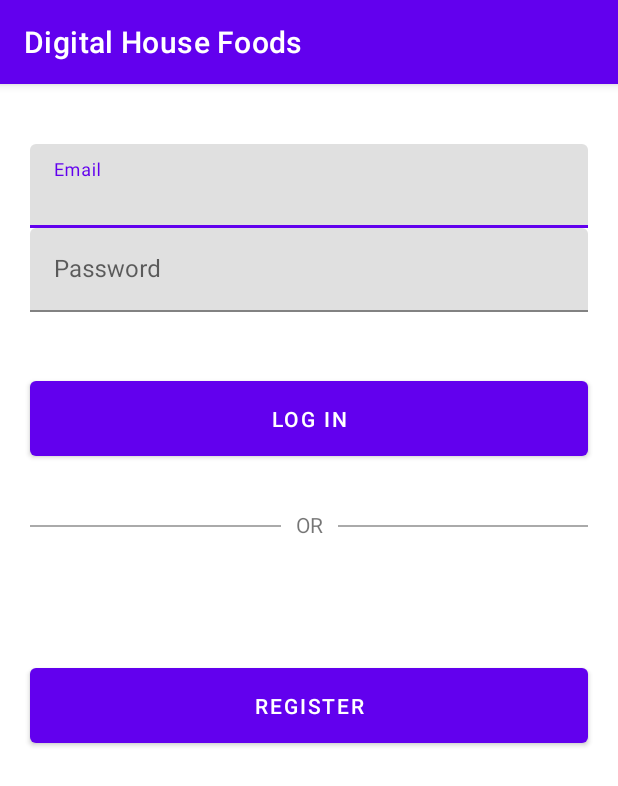
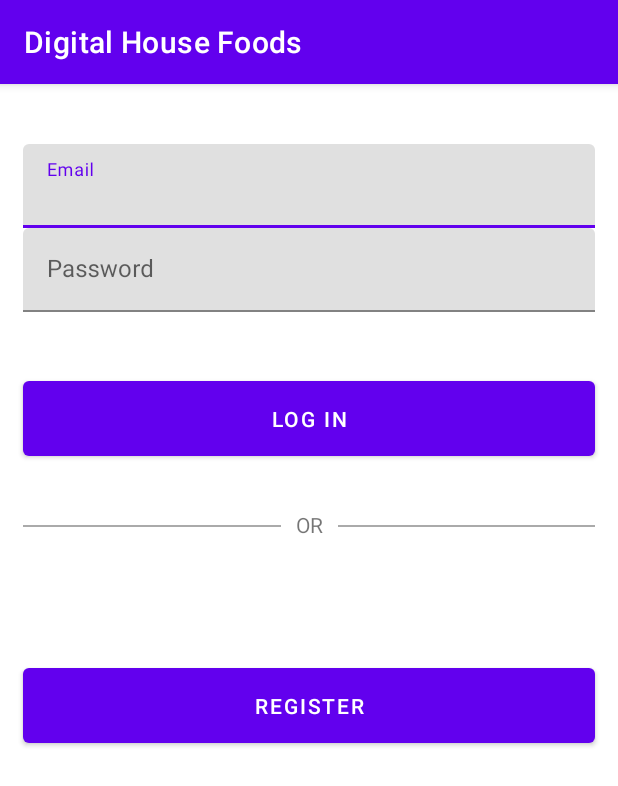
Before and after one commit to diaslais/dh-desafio-android, an Android app: the screen it shows after launch (MainActivity), on a phone screen of 412 x 824 dp. Shown: the top 786 px of the screen. Run offline under Robolectric (Android 15) with nearby library versions, the phone set to English and light mode, and no system bars.

Commit message:
ajeitando espacamento

```diff
--- a/app/src/main/res/layout/activity_main.xml
+++ b/app/src/main/res/layout/activity_main.xml
@@ -25,7 +25,7 @@
         android:layout_width="match_parent"
         android:layout_height="wrap_content"
         android:hint="@string/label_email"
-        android:paddingHorizontal="20dp">
+        android:paddingHorizontal="15dp">
         <com.google.android.material.textfield.TextInputEditText
             android:id="@+id/loginTxtEdtEmail"
             android:layout_width="match_parent"
@@ -38,7 +38,7 @@
         android:layout_width="match_parent"
         android:layout_height="wrap_content"
         android:hint="@string/label_password"
-        android:paddingHorizontal="20dp">
+        android:paddingHorizontal="15dp">
         <com.google.android.material.textfield.TextInputEditText
             android:id="@+id/loginTxtEdtPassword"
             android:layout_width="match_parent"
@@ -51,7 +51,7 @@
         android:layout_width="match_parent"
         android:layout_height="wrap_content"
         android:text="@string/btn_log_in"
-        android:layout_marginHorizontal="20dp"
+        android:layout_marginHorizontal="15dp"
         android:paddingVertical="15dp"
         android:layout_marginTop="40dp"
         />
@@ -60,7 +60,7 @@
         android:layout_width="match_parent"
         android:layout_height="wrap_content"
         android:orientation="horizontal"
-        android:paddingHorizontal="20dp">
+        android:paddingHorizontal="15dp">
         <View
             android:layout_width="wrap_content"
             android:layout_weight="0.5"
@@ -86,7 +86,7 @@
         android:layout_width="match_parent"
         android:layout_height="wrap_content"
         android:text="@string/btn_register"
-        android:layout_marginHorizontal="20dp"
+        android:layout_marginHorizontal="15dp"
         android:paddingVertical="15dp"
         android:layout_marginTop="80dp" />
 </LinearLayout>
```
Also changed, not shown: app/src/main/res/layout/activity_register.xml (+5 -5 lines).
